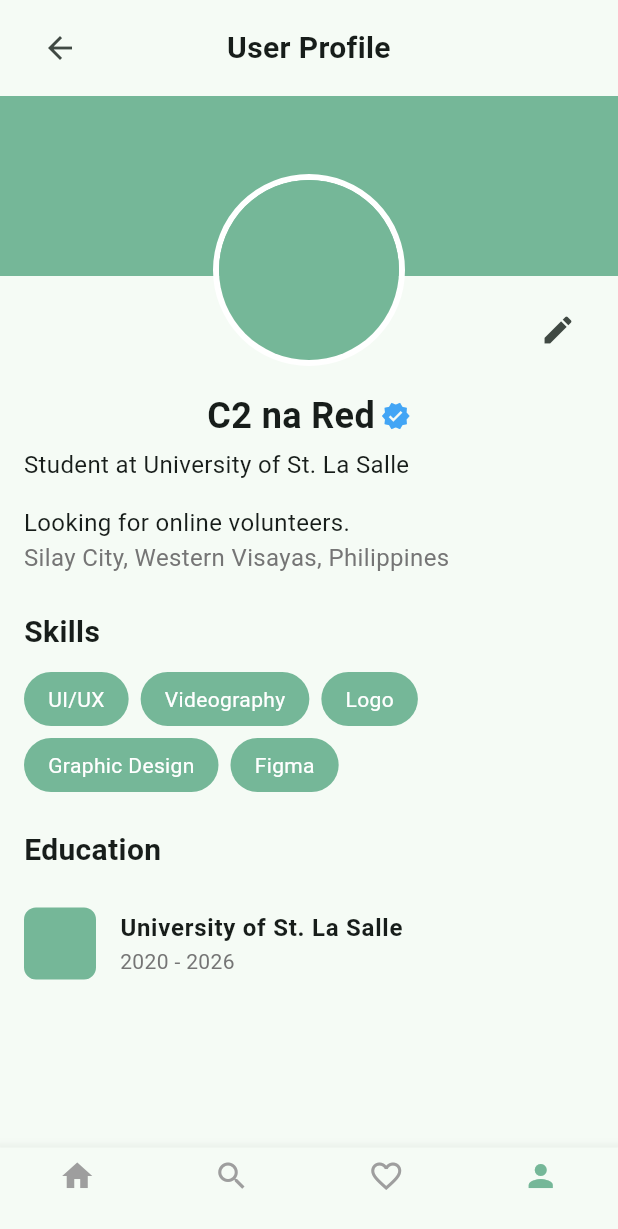
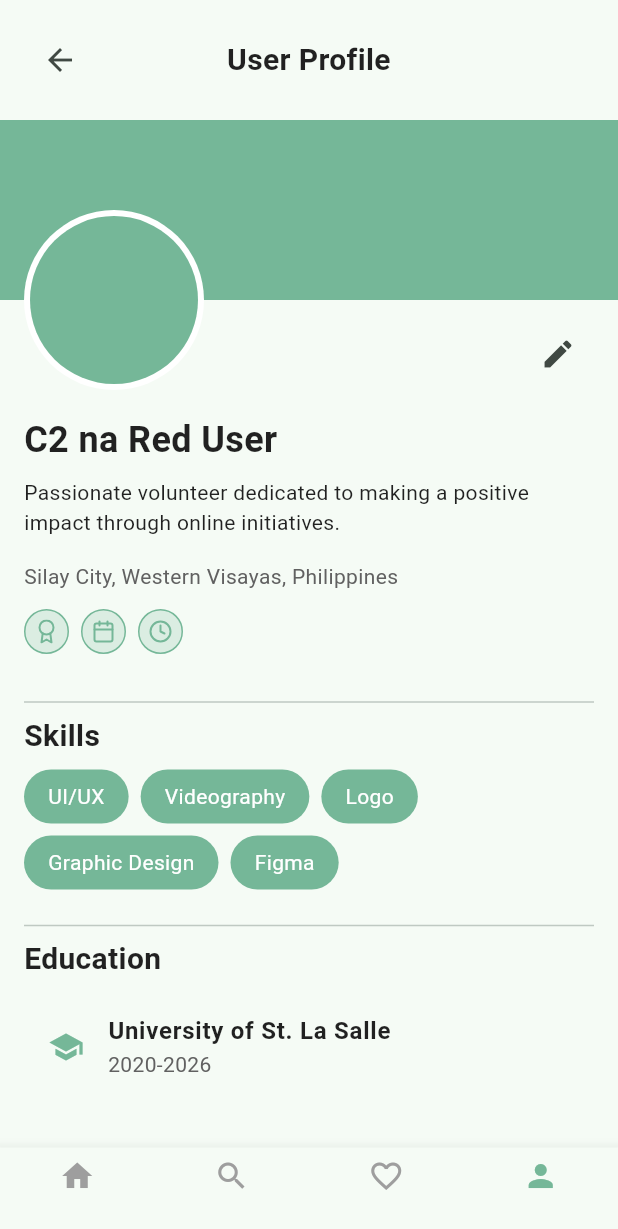
Before and after one commit to seolyam/kindhand, a Flutter app: the ProfileScreen screen opened directly, on a phone screen of 412 x 824 dp. Shown: the top 1229 px of the screen. Run offline on Flutter 3.47's test engine with Material 3 defaults, Android fonts, the light colour scheme and no system bars; our stand-ins replace flutter_feather_icons, shared_preferences; accounts and stored records are empty.

Commit message:
chore: improve profile screen

```diff
--- a/lib/screens/profile_screen.dart
+++ b/lib/screens/profile_screen.dart
@@ -1,19 +1,72 @@
 import 'package:flutter/material.dart';
+import 'package:flutter_feather_icons/flutter_feather_icons.dart';
+import 'edit_profile_screen.dart';
 
-class ProfileScreen extends StatelessWidget {
+class ProfileScreen extends StatefulWidget {
   const ProfileScreen({super.key});
+
+  @override
+  ProfileScreenState createState() => ProfileScreenState();
+}
+
+class ProfileScreenState extends State<ProfileScreen> {
+  Map<String, dynamic> profileData = {
+    'firstName': 'C2 na Red',
+    'lastName': 'User',
+    'email': 'c2nared@gmail.com',
+    'country': 'Philippines',
+    'volunteerType': 'Online',
+    'skills': <String>[
+      'UI/UX',
+      'Videography',
+      'Logo',
+      'Graphic Design',
+      'Figma'
+    ],
+    'education': <Map<String, String>>[
+      {'school': 'University of St. La Salle', 'years': '2020-2026'}
+    ],
+    'bio':
+        'Passionate volunteer dedicated to making a positive impact through online initiatives.',
+    'location': 'Silay City, Western Visayas, Philippines',
+    'badges': <Map<String, dynamic>>[
+      {'icon': FeatherIcons.award, 'tooltip': 'Top Contributor'},
+      {'icon': FeatherIcons.calendar, 'tooltip': 'Event Organizer'},
+      {'icon': FeatherIcons.clock, 'tooltip': '100+ Hours'},
+    ],
+  };
+
+  void _navigateToEditProfile() async {
+    final result = await Navigator.push(
+      context,
+      MaterialPageRoute(
+        builder: (context) => EditProfileScreen(
+          userData: profileData,
+          onSave: (updatedData) {
+            setState(() {
+              profileData = updatedData;
+            });
+          },
+        ),
+      ),
+    );
+    if (result != null) {
+      setState(() {
+        profileData = Map<String, dynamic>.from(result);
+      });
+    }
+  }
 
   @override
   Widget build(BuildContext context) {
     return Scaffold(
       body: SingleChildScrollView(
         child: Column(
+          crossAxisAlignment: CrossAxisAlignment.start,
           children: [
-            // App Bar
             SafeArea(
               child: Padding(
-                padding:
-                    const EdgeInsets.symmetric(horizontal: 16, vertical: 8),
+                padding: const EdgeInsets.all(16.0),
                 child: Row(
                   children: [
                     IconButton(
@@ -26,16 +79,16 @@ class ProfileScreen extends StatelessWidget {
                         textAlign: TextAlign.center,
                         style: TextStyle(
                           fontSize: 20,
-                          fontWeight: FontWeight.w600,
+                          fontWeight: FontWeight.bold,
+                          color: Colors.black87,
                         ),
                       ),
                     ),
-                    const SizedBox(width: 48), // Balance for back button
+                    const SizedBox(width: 48),
                   ],
                 ),
               ),
             ),
-            // Profile Header
             Stack(
               clipBehavior: Clip.none,
               alignment: Alignment.bottomCenter,
@@ -51,13 +104,12 @@ class ProfileScreen extends StatelessWidget {
                 ),
                 Positioned(
                   bottom: 0,
-                  child: Container(
-                    decoration: BoxDecoration(
-                      shape: BoxShape.circle,
-                      border: Border.all(color: Colors.white, width: 4),
-                    ),
+                  left: 16,
+                  child: CircleAvatar(
+                    radius: 60,
+                    backgroundColor: Colors.white,
                     child: const CircleAvatar(
-                      radius: 60,
+                      radius: 56,
                       backgroundColor: Color(0xFF75B798),
                     ),
                   ),
@@ -67,104 +119,43 @@ class ProfileScreen extends StatelessWidget {
                   bottom: 0,
                   child: IconButton(
                     icon: const Icon(Icons.edit),
-                    onPressed: () {},
+                    onPressed: _navigateToEditProfile,
                   ),
                 ),
               ],
             ),
-            // Profile Info
+            const SizedBox(height: 16),
             Padding(
-              padding: const EdgeInsets.all(16.0),
+              padding: const EdgeInsets.symmetric(horizontal: 16),
               child: Column(
                 crossAxisAlignment: CrossAxisAlignment.start,
                 children: [
-                  Row(
-                    mainAxisAlignment: MainAxisAlignment.center,
-                    children: [
-                      const Text(
-                        'C2 na Red',
-                        style: TextStyle(
-                          fontSize: 24,
-                          fontWeight: FontWeight.bold,
-                        ),
-                      ),
-                      const SizedBox(width: 4),
-                      Icon(Icons.verified, color: Colors.blue[400], size: 20),
-                    ],
+                  Text(
+                    "${profileData['firstName']} ${profileData['lastName']}",
+                    style: const TextStyle(
+                      fontSize: 24,
+                      fontWeight: FontWeight.bold,
+                      color: Colors.black87,
+                    ),
                   ),
-                  const SizedBox(height: 4),
-                  const Text(
-                    'Student at University of St. La Salle',
-                    textAlign: TextAlign.center,
-                    style: TextStyle(fontSize: 16),
+                  const SizedBox(height: 8),
+                  Text(
+                    profileData['bio'] ?? '',
+                    style: const TextStyle(fontSize: 14, color: Colors.black87),
                   ),
                   const SizedBox(height: 16),
-                  const Text(
-                    'Looking for online volunteers.',
-                    textAlign: TextAlign.center,
-                    style: TextStyle(fontSize: 16),
-                  ),
                   Text(
-                    'Silay City, Western Visayas, Philippines',
-                    textAlign: TextAlign.center,
-                    style: TextStyle(
-                      fontSize: 16,
-                      color: Colors.grey[600],
-                    ),
-                  ),
-                  const SizedBox(height: 24),
-                  // Skills Section
-                  const Text(
-                    'Skills',
-                    style: TextStyle(
-                      fontSize: 20,
-                      fontWeight: FontWeight.bold,
-                    ),
+                    profileData['location'] ?? '',
+                    style: TextStyle(color: Colors.grey[700]),
                   ),
                   const SizedBox(height: 12),
-                  Wrap(
-                    spacing: 8,
-                    runSpacing: 8,
-                    children: [
-                      _buildSkillChip('UI/UX'),
-                      _buildSkillChip('Videography'),
-                      _buildSkillChip('Logo'),
-                      _buildSkillChip('Graphic Design'),
-                      _buildSkillChip('Figma'),
-                    ],
-                  ),
-                  const SizedBox(height: 24),
-                  // Education Section
-                  const Text(
-                    'Education',
-                    style: TextStyle(
-                      fontSize: 20,
-                      fontWeight: FontWeight.bold,
-                    ),
-                  ),
-                  const SizedBox(height: 12),
-                  ListTile(
-                    leading: Container(
-                      width: 48,
-                      height: 48,
-                      decoration: BoxDecoration(
-                        color: const Color(0xFF75B798),
-                        borderRadius: BorderRadius.circular(8),
-                      ),
-                    ),
-                    title: const Text(
-                      'University of St. La Salle',
-                      style: TextStyle(fontWeight: FontWeight.w600),
-                    ),
-                    subtitle: Text(
-                      '2020 - 2026',
-                      style: TextStyle(color: Colors.grey[600]),
-                    ),
-                    contentPadding: EdgeInsets.zero,
-                  ),
+                  _buildBadges(),
+                  const SizedBox(height: 16),
                 ],
               ),
             ),
+            _buildSection('Skills', _buildSkillChips()),
+            _buildSection('Education', _buildEducationList()),
           ],
         ),
       ),
@@ -180,6 +171,37 @@ class ProfileScreen extends StatelessWidget {
           BottomNavigationBarItem(icon: Icon(Icons.person), label: ''),
         ],
       ),
+    );
+  }
+
+  Widget _buildSection(String title, Widget content) {
+    return Padding(
+      padding: const EdgeInsets.symmetric(horizontal: 16, vertical: 8),
+      child: Column(
+        crossAxisAlignment: CrossAxisAlignment.start,
+        children: [
+          const Divider(),
+          Text(
+            title,
+            style: const TextStyle(
+              fontSize: 20,
+              fontWeight: FontWeight.bold,
+              color: Colors.black87,
+            ),
+          ),
+          const SizedBox(height: 8),
+          content,
+        ],
+      ),
+    );
+  }
+
+  Widget _buildSkillChips() {
+    final skills = profileData['skills'] as List<String>? ?? [];
+    return Wrap(
+      spacing: 8,
+      runSpacing: 8,
+      children: skills.map((skill) => _buildSkillChip(skill)).toList(),
     );
   }
 
@@ -199,4 +221,53 @@ class ProfileScreen extends StatelessWidget {
       ),
     );
   }
+
+  Widget _buildEducationList() {
+    final education =
+        profileData['education'] as List<Map<String, String>>? ?? [];
+    return Column(
+      children: education
+          .map((edu) => ListTile(
+                leading: const Icon(Icons.school, color: Color(0xFF75B798)),
+                title: Text(
+                  edu['school'] ?? '',
+                  style: const TextStyle(
+                      fontWeight: FontWeight.bold, color: Colors.black87),
+                ),
+                subtitle: Text(
+                  edu['years'] ?? '',
+                  style: TextStyle(color: Colors.grey[700]),
+                ),
+              ))
+          .toList(),
+    );
+  }
+
+  Widget _buildBadges() {
+    final badges = profileData['badges'] as List<Map<String, dynamic>>? ?? [];
+    return Row(
+      mainAxisSize: MainAxisSize.min,
+      children: badges.map((badge) {
+        return Padding(
+          padding: const EdgeInsets.only(right: 8),
+          child: Tooltip(
+            message: badge['tooltip'] as String,
+            child: Container(
+              padding: const EdgeInsets.all(6),
+              decoration: BoxDecoration(
+                color: const Color(0xFF75B798).withOpacity(0.2),
+                shape: BoxShape.circle,
+                border: Border.all(color: const Color(0xFF75B798)),
+              ),
+              child: Icon(
+                badge['icon'] as IconData,
+                color: const Color(0xFF75B798),
+                size: 16,
+              ),
+            ),
+          ),
+        );
+      }).toList(),
+    );
+  }
 }
```
